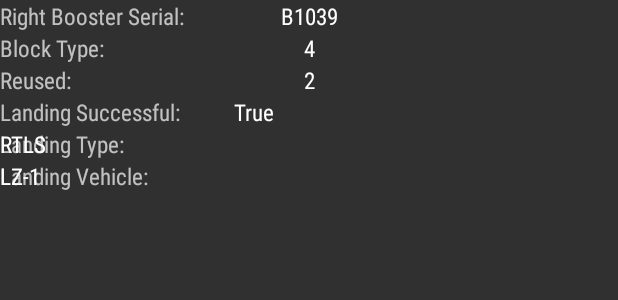
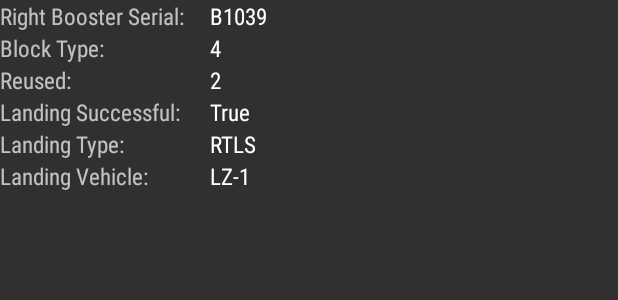
Before and after one commit to about-future/SpaceX, an Android app: the layout core_right.xml on its own in the app's theme, with its tools: preview values and no code run, on a phone screen of 412 x 824 dp. Shown: the top 300 px of the screen. Run offline under Robolectric (Android 15) with nearby library versions, the phone set to English and light mode, and no system bars.

Commit message:
Fix fragment_mission_details layout

```diff
--- a/app/src/main/res/layout/core_right.xml
+++ b/app/src/main/res/layout/core_right.xml
@@ -16,8 +16,7 @@
     <TextView
         android:id="@+id/right_core_serial"
         style="@style/RocketDetails.Values"
-        app:layout_constraintEnd_toEndOf="parent"
-        app:layout_constraintStart_toStartOf="parent"
+        app:layout_constraintStart_toEndOf="@+id/right_core_serial_label"
         app:layout_constraintTop_toTopOf="@id/right_core_serial_label"
         tools:text="B1039" />
 
@@ -31,8 +30,7 @@
     <TextView
         android:id="@+id/right_core_block"
         style="@style/RocketDetails.Values"
-        app:layout_constraintEnd_toEndOf="parent"
-        app:layout_constraintStart_toStartOf="parent"
+        app:layout_constraintStart_toEndOf="@+id/right_core_block_label"
         app:layout_constraintTop_toTopOf="@id/right_core_block_label"
         tools:text="4" />
 
@@ -46,16 +44,14 @@
     <TextView
         android:id="@+id/right_core_reused"
         style="@style/RocketDetails.Values"
-        app:layout_constraintEnd_toEndOf="parent"
-        app:layout_constraintStart_toStartOf="parent"
+        app:layout_constraintStart_toEndOf="@+id/right_core_reused_label"
         app:layout_constraintTop_toTopOf="@id/right_core_reused_label"
         tools:text="2" />
 
     <androidx.constraintlayout.widget.ConstraintLayout
         android:id="@+id/right_core_landing_layout"
-        android:layout_width="0dp"
+        android:layout_width="wrap_content"
         android:layout_height="wrap_content"
-        app:layout_constraintEnd_toEndOf="parent"
         app:layout_constraintStart_toStartOf="parent"
         app:layout_constraintTop_toBottomOf="@id/right_core_reused_label">
 
@@ -69,9 +65,6 @@
         <TextView
             android:id="@+id/right_core_landing"
             style="@style/RocketDetails.Values"
-            android:layout_width="0dp"
-            android:layout_marginStart="16dp"
-            app:layout_constraintEnd_toEndOf="parent"
             app:layout_constraintStart_toEndOf="@id/right_core_landing_label"
             app:layout_constraintTop_toTopOf="@id/right_core_landing_label"
             tools:text="True" />
@@ -85,24 +78,21 @@
 
         <LinearLayout
             android:id="@+id/right_core_landing_type_layout"
-            android:layout_width="match_parent"
+            android:layout_width="wrap_content"
             android:layout_height="wrap_content"
-            app:layout_constraintEnd_toEndOf="parent"
-            app:layout_constraintStart_toStartOf="parent"
+            app:layout_constraintStart_toEndOf="@+id/right_core_landing_type_label"
             app:layout_constraintTop_toTopOf="@id/right_core_landing_type_label"
             android:orientation="vertical">
 
             <TextView
-                android:layout_width="match_parent"
-                android:layout_height="wrap_content"
                 android:id="@+id/right_core_landing_type"
                 style="@style/RocketDetails.Values"
+                android:layout_height="wrap_content"
                 tools:text="RTLS" />
 
             <TextView
                 android:id="@+id/right_core_landing_type_long"
                 style="@style/RocketDetails.Values.Acronyms"
-                android:layout_width="match_parent"
                 android:layout_height="wrap_content"
                 android:visibility="gone"
                 tools:text="Return To Launch Site" />
@@ -118,25 +108,22 @@
 
         <LinearLayout
             android:id="@+id/right_core_landing_vehicle_layout"
-            android:layout_width="match_parent"
+            android:layout_width="wrap_content"
             android:layout_height="wrap_content"
-            app:layout_constraintEnd_toEndOf="parent"
-            app:layout_constraintStart_toStartOf="parent"
+            app:layout_constraintStart_toEndOf="@+id/right_core_landing_vehicle_label"
             app:layout_constraintTop_toTopOf="@id/right_core_landing_vehicle_label"
             android:orientation="vertical">
 
             <TextView
                 android:id="@+id/right_core_landing_vehicle"
-                android:layout_width="match_parent"
+                style="@style/RocketDetails.Values"
                 android:layout_height="wrap_content"
-                style="@style/RocketDetails.Values"
                 tools:text="LZ-1" />
 
             <TextView
                 android:id="@+id/right_core_landing_vehicle_long"
                 style="@style/RocketDetails.Values.Acronyms"
                 android:layout_height="wrap_content"
-                android:layout_width="match_parent"
                 android:visibility="gone"
                 tools:text="Landing Zone 1" />
 
--- a/app/src/main/res/values-land/dimens.xml
+++ b/app/src/main/res/values-land/dimens.xml
@@ -18,6 +18,7 @@
     <dimen name="details_second_stage_margin_top">40dp</dimen>
     <dimen name="details_first_stage_margin_top">64dp</dimen>
     <dimen name="details_cores_margin_top">24dp</dimen>
+    <dimen name="rocket_details_width">180dp</dimen>
 
     <dimen name="rocket_patch_size">260dp</dimen>
     <dimen name="gallery_height">340dp</dimen>
--- a/app/src/main/res/values/dimens.xml
+++ b/app/src/main/res/values/dimens.xml
@@ -35,6 +35,7 @@
     <dimen name="details_first_stage_margin_top">24dp</dimen>
     <dimen name="details_second_stage_margin_top">24dp</dimen>
     <dimen name="details_cores_margin_top">24dp</dimen>
+    <dimen name="rocket_details_width">140dp</dimen>
 
     <!-- Rocket Details -->
     <dimen name="rocket_patch_size">180dp</dimen>
--- a/app/src/main/res/values/styles.xml
+++ b/app/src/main/res/values/styles.xml
@@ -61,7 +61,7 @@
     </style>
 
     <style name="RocketDetails">
-        <item name="android:layout_width">140dp</item>
+        <item name="android:layout_width">@dimen/rocket_details_width</item>
         <item name="android:layout_height">wrap_content</item>
         <item name="android:fontFamily">sans-serif-condensed</item>
         <item name="android:textSize">@dimen/details_body_text_size</item>
```
Also changed, not shown: app/src/main/res/layout/core_left.xml (+10 -20 lines), app/src/main/res/layout/fragment_mission_details.xml (+13 -13 lines).
